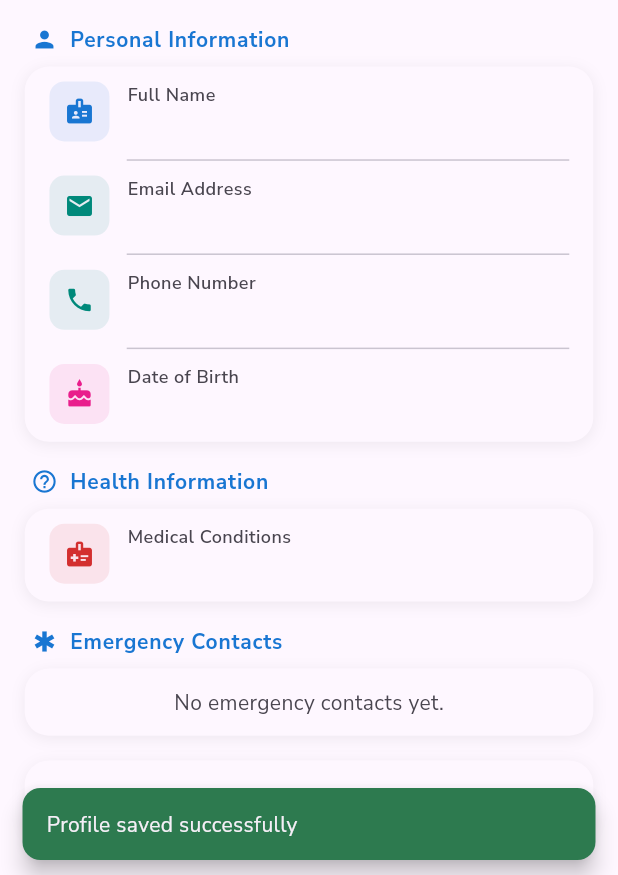
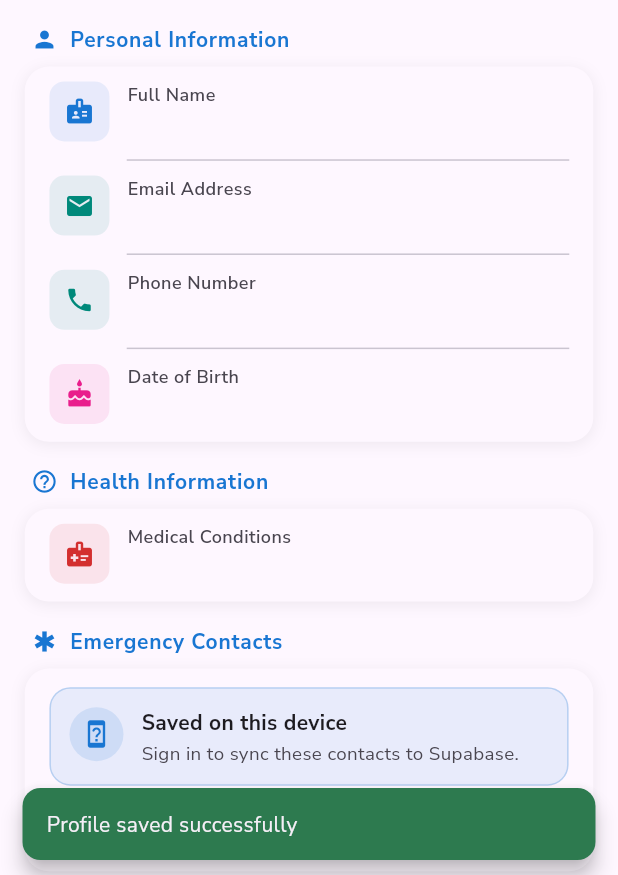
Before and after one commit to pjmVillaraiz/lifeease, a Flutter app: the ProfileScreen screen opened directly, after a tap on "Edit", after a tap on "Save", on a phone screen of 412 x 824 dp, the part 361-1236 px from its top. Run offline on Flutter 3.47's test engine with Material 3 defaults, Android fonts, the phone set to English and light mode, and no system bars; drawn by our look-alikes of cached_network_image; our stand-ins replace app_links, flutter_local_notifications, flutter_svg, flutter_tts, google_fonts, shared_preferences and 5 more; missing offline and left inert: android_alarm_manager_plus, record; accounts and stored records are empty; network calls fail.

Commit message:
Emergency Contacts Implemented to Clouds
hahaha pls

```diff
--- a/lib/core/services/backend/user_profile_service.dart
+++ b/lib/core/services/backend/user_profile_service.dart
@@ -64,12 +64,29 @@
     );
   }
 
-  Map<String, String> toMap() => {
+  Map<String, dynamic> toMap() => {
     'name': name,
     'relationship': relationship,
     'phone': phone,
     'avatarUrl': avatarUrl,
   };
+}
+
+enum EmergencyContactsSyncState {
+  synced,
+  localOnly,
+  fallbackLocal,
+  guest,
+}
+
+class EmergencyContactsSnapshot {
+  final List<UserEmergencyContact> contacts;
+  final EmergencyContactsSyncState syncState;
+
+  const EmergencyContactsSnapshot({
+    required this.contacts,
+    required this.syncState,
+  });
 }
 
 class UserProfileService {
@@ -194,8 +211,149 @@
   }
 
   Future<List<UserEmergencyContact>> loadEmergencyContacts() async {
+    return (await loadEmergencyContactsSnapshot()).contacts;
+  }
+
+  Future<EmergencyContactsSnapshot> loadEmergencyContactsSnapshot() async {
     final prefs = await SharedPreferences.getInstance();
     final prefix = await _storagePrefix();
+    final localContacts = _readEmergencyContactsFromPrefs(prefs, prefix);
+
+    final client = SupabaseConfig.maybeClient;
+    final user = _authService.currentUser;
+    final isGuest = await _authService.isGuestSession;
+    if (isGuest || client == null || user == null) {
+      return EmergencyContactsSnapshot(
+        contacts: localContacts,
+        syncState: isGuest
+            ? EmergencyContactsSyncState.guest
+            : EmergencyContactsSyncState.localOnly,
+      );
+    }
+
+    try {
+      final rows = await client
+          .from('emergency_contacts')
+          .select('name, phone, relationship, priority, created_at')
+          .eq('user_id', user.id)
+          .order('priority', ascending: true)
+          .order('created_at', ascending: true);
+
+      final rowsList = rows as List;
+      if (rowsList.isNotEmpty) {
+        final remoteContacts = rowsList
+            .whereType<Map>()
+            .map(
+              (item) => UserEmergencyContact(
+                name: item['name']?.toString() ?? '',
+                relationship: item['relationship']?.toString() ?? '',
+                phone: item['phone']?.toString() ?? '',
+                avatarUrl:
+                    item['avatarUrl']?.toString() ??
+                    'https://images.pexels.com/photos/1181519/pexels-photo-1181519.jpeg',
+              ),
+            )
+            .where(
+              (contact) =>
+                  contact.name.trim().isNotEmpty &&
+                  contact.phone.trim().isNotEmpty,
+            )
+            .toList();
+
+        await _saveEmergencyContactsLocally(
+          prefs,
+          prefix,
+          remoteContacts,
+        );
+        return EmergencyContactsSnapshot(
+          contacts: remoteContacts,
+          syncState: EmergencyContactsSyncState.synced,
+        );
+      }
+
+      if (localContacts.isNotEmpty) {
+        await saveEmergencyContacts(localContacts);
+        return EmergencyContactsSnapshot(
+          contacts: localContacts,
+          syncState: EmergencyContactsSyncState.fallbackLocal,
+        );
+      }
+    } catch (_) {
+      // Fall back to the local cache when remote sync is unavailable.
+    }
+
+    return EmergencyContactsSnapshot(
+      contacts: localContacts,
+      syncState: localContacts.isEmpty
+          ? EmergencyContactsSyncState.localOnly
+          : EmergencyContactsSyncState.fallbackLocal,
+    );
+  }
+
+  Future<void> saveEmergencyContacts(
+    List<UserEmergencyContact> contacts,
+  ) async {
+    await syncEmergencyContacts(contacts);
+  }
+
+  Future<EmergencyContactsSyncState> syncEmergencyContacts(
+    List<UserEmergencyContact> contacts,
+  ) async {
+    final prefs = await SharedPreferences.getInstance();
+    final prefix = await _storagePrefix();
+    final cleanedContacts = contacts
+        .where(
+          (contact) =>
+              contact.name.trim().isNotEmpty &&
+              contact.phone.trim().isNotEmpty,
+        )
+        .toList();
+
+    await _saveEmergencyContactsLocally(prefs, prefix, cleanedContacts);
+
+    final client = SupabaseConfig.maybeClient;
+    final user = _authService.currentUser;
+    final isGuest = await _authService.isGuestSession;
+    if (isGuest || client == null || user == null) {
+      return isGuest
+          ? EmergencyContactsSyncState.guest
+          : EmergencyContactsSyncState.localOnly;
+    }
+
+    try {
+      await client
+          .from('emergency_contacts')
+          .delete()
+          .eq('user_id', user.id);
+
+      if (cleanedContacts.isEmpty) {
+        return EmergencyContactsSyncState.synced;
+      }
+
+      final remoteRows = cleanedContacts.asMap().entries.map((entry) {
+        final index = entry.key;
+        final contact = entry.value;
+        return {
+          'user_id': user.id,
+          'name': contact.name.trim(),
+          'phone': contact.phone.trim(),
+          'relationship': contact.relationship.trim(),
+          'priority': index + 1,
+        };
+      }).toList();
+
+      await client.from('emergency_contacts').insert(remoteRows);
+      return EmergencyContactsSyncState.synced;
+    } catch (_) {
+      // Keep the local copy even if remote sync fails.
+      return EmergencyContactsSyncState.fallbackLocal;
+    }
+  }
+
+  List<UserEmergencyContact> _readEmergencyContactsFromPrefs(
+    SharedPreferences prefs,
+    String prefix,
+  ) {
     final raw = prefs.getString(_scopedKey(prefix, emergencyContactsKey));
     if (raw == null || raw.trim().isEmpty) return const [];
 
@@ -220,20 +378,13 @@
     }
   }
 
-  Future<void> saveEmergencyContacts(
+  Future<void> _saveEmergencyContactsLocally(
+    SharedPreferences prefs,
+    String prefix,
     List<UserEmergencyContact> contacts,
   ) async {
-    final prefs = await SharedPreferences.getInstance();
-    final prefix = await _storagePrefix();
     final encoded = jsonEncode(
-      contacts
-          .map((contact) => contact.toMap())
-          .where(
-            (contact) =>
-                contact['name']?.trim().isNotEmpty == true &&
-                contact['phone']?.trim().isNotEmpty == true,
-          )
-          .toList(),
+      contacts.map((contact) => contact.toMap()).toList(),
     );
     await prefs.setString(_scopedKey(prefix, emergencyContactsKey), encoded);
   }
--- a/lib/features/accessibility/presentation/profile_screen/profile_screen.dart
+++ b/lib/features/accessibility/presentation/profile_screen/profile_screen.dart
@@ -22,6 +22,8 @@
   final UserProfileService _profileService = UserProfileService();
   bool _isEditing = false;
   List<UserEmergencyContact> _emergencyContacts = const [];
+  EmergencyContactsSyncState _contactsSyncState =
+      EmergencyContactsSyncState.localOnly;
 
   String tr(bool isTagalog, String en, String tl) => isTagalog ? tl : en;
 
@@ -49,7 +51,8 @@
 
   Future<void> _loadProfile() async {
     final profile = await _profileService.loadProfile();
-    final contacts = await _profileService.loadEmergencyContacts();
+    final contactsSnapshot =
+        await _profileService.loadEmergencyContactsSnapshot();
 
     if (!mounted) return;
     setState(() {
@@ -58,7 +61,8 @@
       _phoneController.text = profile.phone ?? '';
       _birthdateController.text = profile.birthdate ?? '';
       _conditionsController.text = profile.medicalConditions ?? '';
-      _emergencyContacts = contacts;
+      _emergencyContacts = contactsSnapshot.contacts;
+      _contactsSyncState = contactsSnapshot.syncState;
     });
   }
 
@@ -208,6 +212,8 @@
                 'emergency',
               ),
               _buildCard(theme, [
+                _buildContactsSyncBanner(theme, isTagalog),
+                if (_emergencyContacts.isNotEmpty) _buildDivider(theme),
                 for (var i = 0; i < _emergencyContacts.length; i++) ...[
                   if (i > 0) _buildDivider(theme),
                   _buildContactTile(
@@ -586,6 +592,107 @@
     );
   }
 
+  Widget _buildContactsSyncBanner(ThemeData theme, bool isTagalog) {
+    final (
+      IconData icon,
+      String title,
+      String subtitle,
+      Color color,
+    ) = switch (_contactsSyncState) {
+      EmergencyContactsSyncState.synced => (
+          Icons.cloud_done_rounded,
+          tr(isTagalog, 'Synced to Supabase', 'Naka-sync sa Supabase'),
+          tr(
+            isTagalog,
+            'These contacts will be restored after you log in again.',
+            'Maibabalik ang contacts na ito kapag nag-log in ka muli.',
+          ),
+          AppTheme.success,
+        ),
+      EmergencyContactsSyncState.fallbackLocal => (
+          Icons.cloud_off_rounded,
+          tr(isTagalog, 'Saved locally for now', 'Naka-save muna sa device'),
+          tr(
+            isTagalog,
+            'We kept a local copy and will try syncing again later.',
+            'Naka-save ang local copy at susubukan ulit mag-sync mamaya.',
+          ),
+          AppTheme.warning,
+        ),
+      EmergencyContactsSyncState.guest => (
+          Icons.devices_other_rounded,
+          tr(isTagalog, 'Guest mode', 'Guest mode'),
+          tr(
+            isTagalog,
+            'Saved on this device only.',
+            'Naka-save lang sa device na ito.',
+          ),
+          AppTheme.primaryBlue,
+        ),
+      EmergencyContactsSyncState.localOnly => (
+          Icons.device_unknown_rounded,
+          tr(isTagalog, 'Saved on this device', 'Naka-save sa device'),
+          tr(
+            isTagalog,
+            'Sign in to sync these contacts to Supabase.',
+            'Mag-sign in para ma-sync ang contacts sa Supabase.',
+          ),
+          AppTheme.primaryBlue,
+        ),
+    };
+
+    return Padding(
+      padding: EdgeInsets.symmetric(horizontal: 4.w, vertical: 1.5.h),
+      child: Container(
+        padding: EdgeInsets.all(3.w),
+        decoration: BoxDecoration(
+          color: color.withAlpha(24),
+          borderRadius: BorderRadius.circular(14),
+          border: Border.all(color: color.withAlpha(60)),
+        ),
+        child: Row(
+          crossAxisAlignment: CrossAxisAlignment.start,
+          children: [
+            Container(
+              width: 36,
+              height: 36,
+              decoration: BoxDecoration(
+                color: color.withAlpha(32),
+                shape: BoxShape.circle,
+              ),
+              child: Icon(icon, color: color, size: 20),
+            ),
+            const SizedBox(width: 12),
+            Expanded(
+              child: Column(
+                crossAxisAlignment: CrossAxisAlignment.start,
+                children: [
+                  Text(
+                    title,
+                    style: GoogleFonts.nunitoSans(
+                      fontSize: 14,
+                      fontWeight: FontWeight.w700,
+                      color: theme.colorScheme.onSurface,
+                    ),
+                  ),
+                  const SizedBox(height: 2),
+                  Text(
+                    subtitle,
+                    style: GoogleFonts.nunitoSans(
+                      fontSize: 12.5,
+                      color: theme.colorScheme.onSurfaceVariant,
+                      height: 1.35,
+                    ),
+                  ),
+                ],
+              ),
+            ),
+          ],
+        ),
+      ),
+    );
+  }
+
   Widget _buildLogoutButton(ThemeData theme) {
     return Container(
       decoration: BoxDecoration(
@@ -745,9 +852,12 @@
   Future<void> _saveEmergencyContacts(
     List<UserEmergencyContact> contacts,
   ) async {
-    await _profileService.saveEmergencyContacts(contacts);
+    final syncState = await _profileService.syncEmergencyContacts(contacts);
     if (!mounted) return;
-    setState(() => _emergencyContacts = contacts);
+    setState(() {
+      _emergencyContacts = contacts;
+      _contactsSyncState = syncState;
+    });
   }
 
   Future<void> _openEditContactPage(int index) async {
--- a/lib/shared/widgets/emergency_fab_widget.dart
+++ b/lib/shared/widgets/emergency_fab_widget.dart
@@ -87,7 +87,7 @@
           ],
         ),
         content: Text(
-          'Add an emergency contact in Settings first.',
+          'Add an emergency contact in Profile first.',
           style: GoogleFonts.nunitoSans(fontSize: 16, height: 1.5),
         ),
         actions: [
```
Also changed, not shown: lib/features/reminders/presentation/add_reminder_screen/add_reminder_screen.dart (+23 -18 lines), lib/features/reminders/presentation/home_screen/home_screen.dart (+33 -11 lines).
